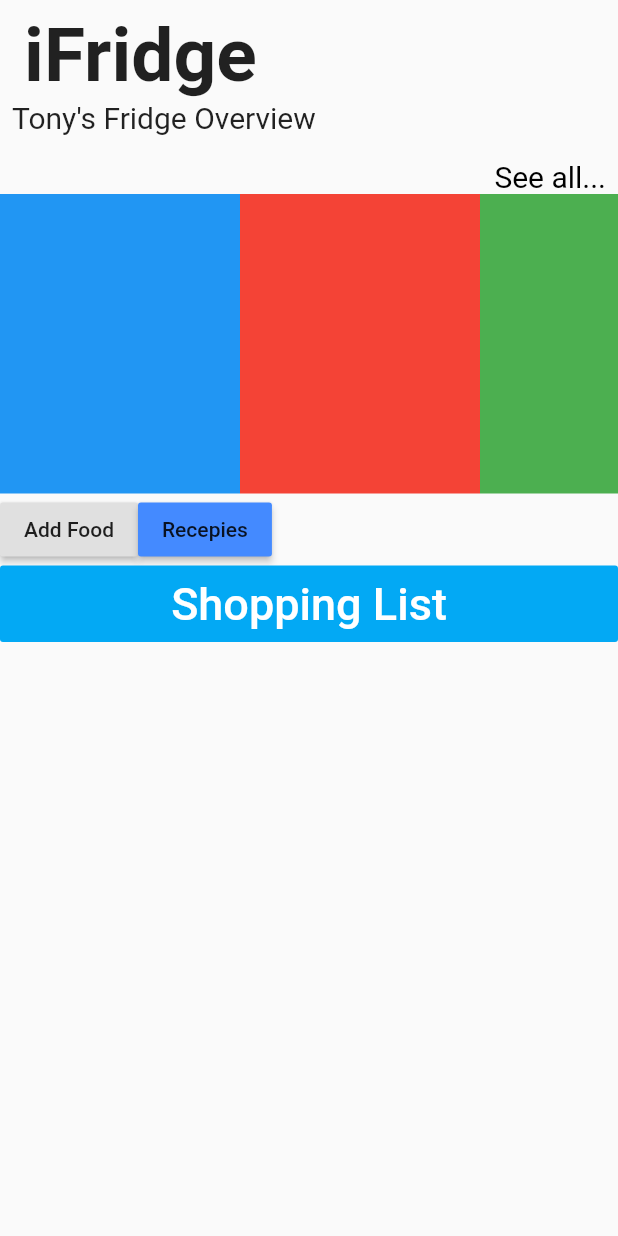
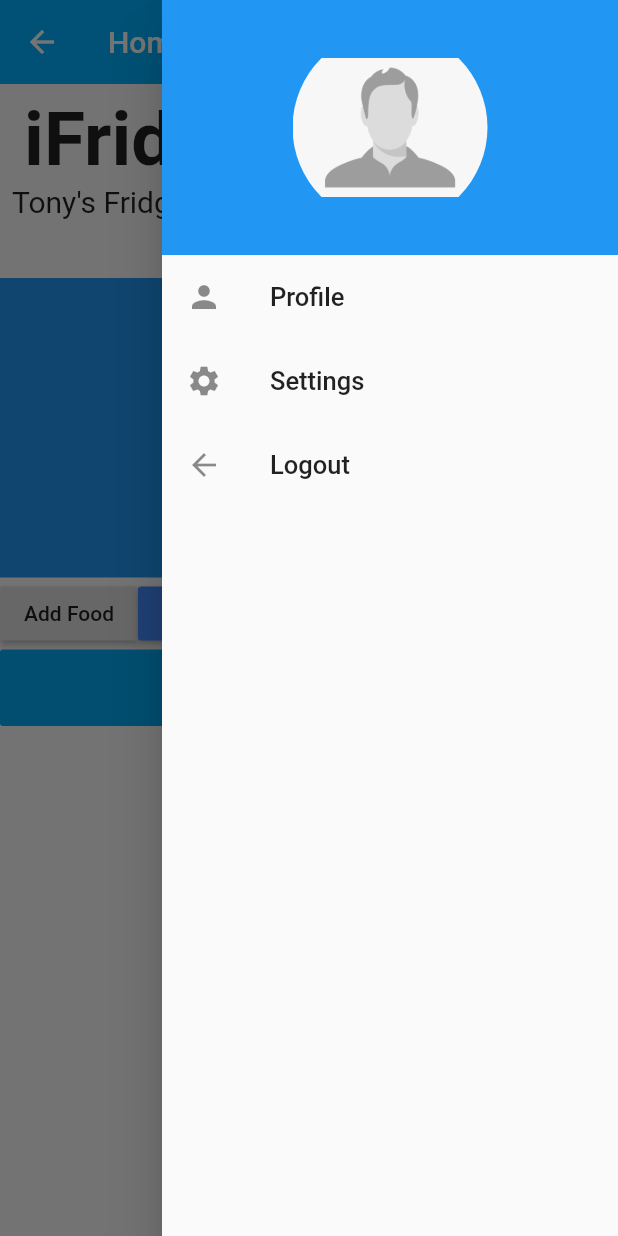
Before and after one commit to tonytyhuang/iFridge, a Flutter app: the HomeScreen screen opened directly, with the side drawer open (before the commit the screen has no drawer), on a phone screen of 412 x 824 dp. Run offline on Flutter 3.47's test engine with Material 2 defaults, Android fonts, the phone set to English and light mode, and no system bars; our stand-ins replace camera, cloud_firestore, firebase_auth; accounts and stored records are empty.

Commit message:
added side drawer

```diff
--- a/lib/screens/home_screen.dart
+++ b/lib/screens/home_screen.dart
@@ -1,4 +1,6 @@
 import 'package:flutter/material.dart';
+import 'package:fridge_app/screens/main_drawer.dart';
+import 'package:fridge_app/services/auth.dart';
 
 class HomeScreen extends StatefulWidget {
   @override
@@ -6,9 +8,17 @@ class HomeScreen extends StatefulWidget {
 }
 
 class _HomeScreenState extends State<HomeScreen> {
+  final AuthService _auth = AuthService();
+
   @override
   Widget build(BuildContext context) {
     return Scaffold(
+      appBar: AppBar(
+        title: Text('Home Page'),
+        backgroundColor: Colors.lightBlueAccent[400],
+        elevation: 0.0,
+      ),
+      endDrawer: MainDrawer(),
       body: SafeArea(
           child: Column(
               crossAxisAlignment: CrossAxisAlignment.stretch,
--- /dev/null
+++ b/lib/screens/main_drawer.dart
@@ -0,0 +1,61 @@
+import 'package:flutter/material.dart';
+import 'package:fridge_app/services/auth.dart';
+
+class MainDrawer extends StatelessWidget {
+  final AuthService _auth = AuthService();
+
+  @override
+  Widget build(BuildContext context) {
+    return Drawer(
+      child: Column(
+        children: <Widget>[
+          Container(
+            width: double.infinity,
+            padding: EdgeInsets.all(20),
+            color: Theme.of(context).primaryColor,
+            child: Center(
+              child: Column(
+                children: <Widget>[
+                  Container(
+                    width: 130,
+                    height: 130,
+                    decoration: BoxDecoration(
+                        shape: BoxShape.circle,
+                        image: DecorationImage(
+                            image: AssetImage("assets/images/profile.png"))),
+                  ),
+                ],
+              ),
+            ),
+          ),
+          ListTile(
+            leading: Icon(Icons.person),
+            title: Text(
+              'Profile',
+              style: TextStyle(fontSize: 17),
+            ),
+            onTap: null,
+          ),
+          ListTile(
+            leading: Icon(Icons.settings),
+            title: Text(
+              'Settings',
+              style: TextStyle(fontSize: 17),
+            ),
+            onTap: null,
+          ),
+          ListTile(
+            leading: Icon(Icons.arrow_back),
+            title: Text(
+              'Logout',
+              style: TextStyle(fontSize: 17),
+            ),
+            onTap: () async {
+              await _auth.signOut();
+            },
+          ),
+        ],
+      ),
+    );
+  }
+}
```
Also changed, not shown: assets/images/profile.png (added).
